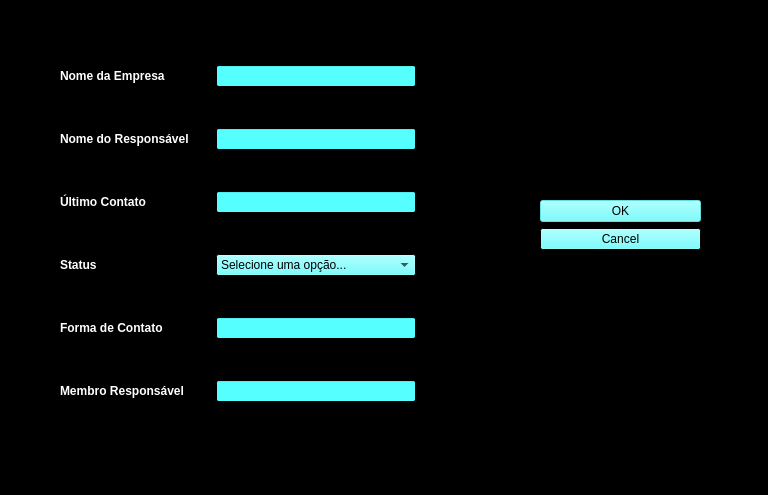
The window that create_lead.ui (vitorsorpile/ETECH-LeadControl) describes before a commit, drawn with Qt 5.
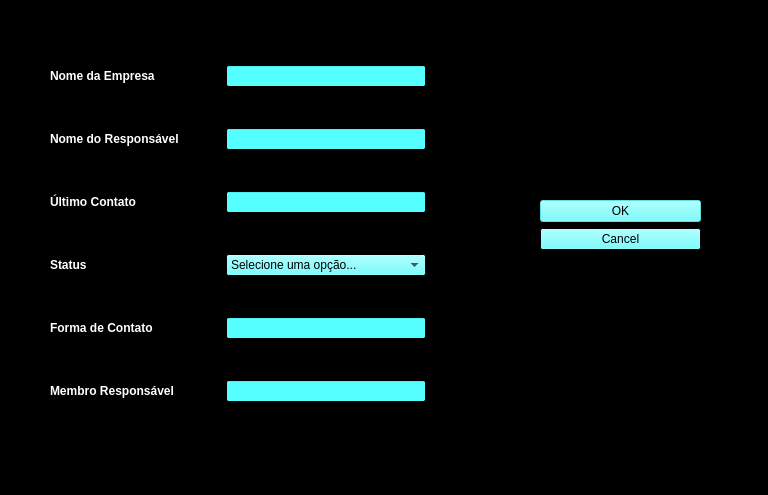
The same window after the commit.

```diff
--- a/create_lead.ui
+++ b/create_lead.ui
@@ -175,15 +175,6 @@
        </color>
       </brush>
      </colorrole>
-     <colorrole role="PlaceholderText">
-      <brush brushstyle="SolidPattern">
-       <color alpha="128">
-        <red>85</red>
-        <green>85</green>
-        <blue>0</blue>
-       </color>
-      </brush>
-     </colorrole>
     </active>
     <inactive>
      <colorrole role="WindowText">
@@ -348,15 +339,6 @@
        </color>
       </brush>
      </colorrole>
-     <colorrole role="PlaceholderText">
-      <brush brushstyle="SolidPattern">
-       <color alpha="128">
-        <red>85</red>
-        <green>85</green>
-        <blue>0</blue>
-       </color>
-      </brush>
-     </colorrole>
     </inactive>
     <disabled>
      <colorrole role="WindowText">
@@ -521,15 +503,6 @@
        </color>
       </brush>
      </colorrole>
-     <colorrole role="PlaceholderText">
-      <brush brushstyle="SolidPattern">
-       <color alpha="128">
-        <red>85</red>
-        <green>85</green>
-        <blue>0</blue>
-       </color>
-      </brush>
-     </colorrole>
     </disabled>
    </palette>
   </property>
@@ -555,9 +528,9 @@
   <widget class="QWidget" name="layoutWidget">
    <property name="geometry">
     <rect>
-     <x>60</x>
+     <x>50</x>
      <y>30</y>
-     <width>371</width>
+     <width>471</width>
      <height>411</height>
     </rect>
    </property>
@@ -604,9 +577,12 @@
         <property name="orientation">
          <enum>Qt::Horizontal</enum>
         </property>
+        <property name="sizeType">
+         <enum>QSizePolicy::Fixed</enum>
+        </property>
         <property name="sizeHint" stdset="0">
          <size>
-          <width>40</width>
+          <width>95</width>
           <height>20</height>
          </size>
         </property>
@@ -656,9 +632,12 @@
         <property name="orientation">
          <enum>Qt::Horizontal</enum>
         </property>
+        <property name="sizeType">
+         <enum>QSizePolicy::Fixed</enum>
+        </property>
         <property name="sizeHint" stdset="0">
          <size>
-          <width>40</width>
+          <width>95</width>
           <height>20</height>
          </size>
         </property>
@@ -708,9 +687,12 @@
         <property name="orientation">
          <enum>Qt::Horizontal</enum>
         </property>
+        <property name="sizeType">
+         <enum>QSizePolicy::Fixed</enum>
+        </property>
         <property name="sizeHint" stdset="0">
          <size>
-          <width>40</width>
+          <width>95</width>
           <height>20</height>
          </size>
         </property>
@@ -789,9 +771,12 @@
         <property name="orientation">
          <enum>Qt::Horizontal</enum>
         </property>
+        <property name="sizeType">
+         <enum>QSizePolicy::Fixed</enum>
+        </property>
         <property name="sizeHint" stdset="0">
          <size>
-          <width>40</width>
+          <width>95</width>
           <height>20</height>
          </size>
         </property>
@@ -841,9 +826,12 @@
         <property name="orientation">
          <enum>Qt::Horizontal</enum>
         </property>
+        <property name="sizeType">
+         <enum>QSizePolicy::Fixed</enum>
+        </property>
         <property name="sizeHint" stdset="0">
          <size>
-          <width>40</width>
+          <width>95</width>
           <height>20</height>
          </size>
         </property>
@@ -893,9 +881,12 @@
         <property name="orientation">
          <enum>Qt::Horizontal</enum>
         </property>
+        <property name="sizeType">
+         <enum>QSizePolicy::Fixed</enum>
+        </property>
         <property name="sizeHint" stdset="0">
          <size>
-          <width>40</width>
+          <width>95</width>
           <height>20</height>
          </size>
         </property>
```
